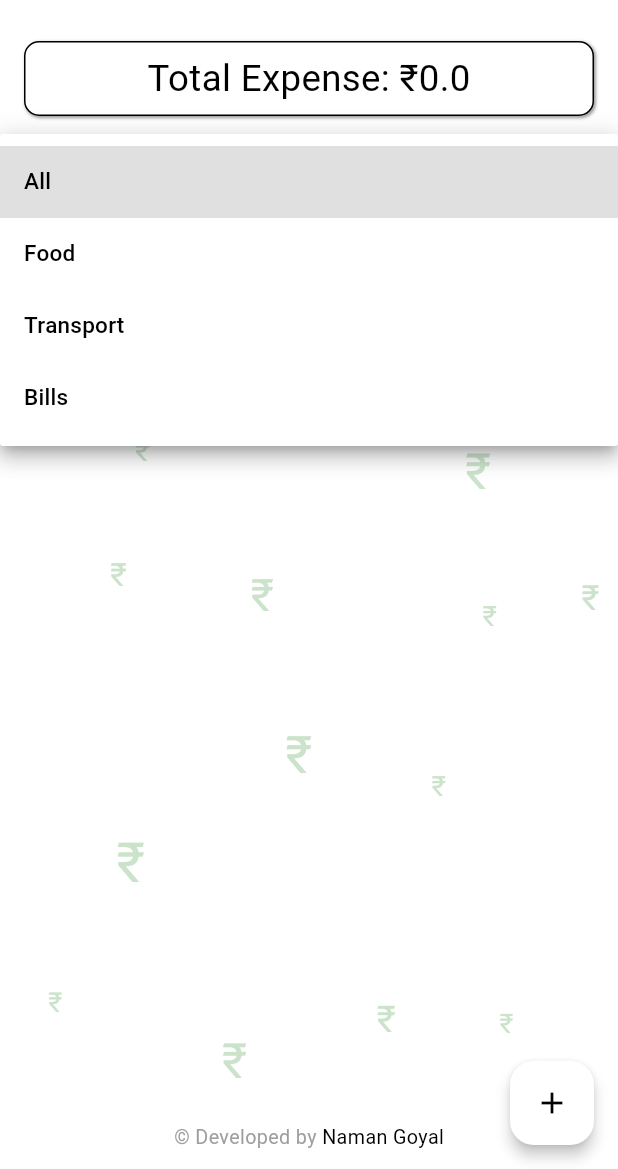
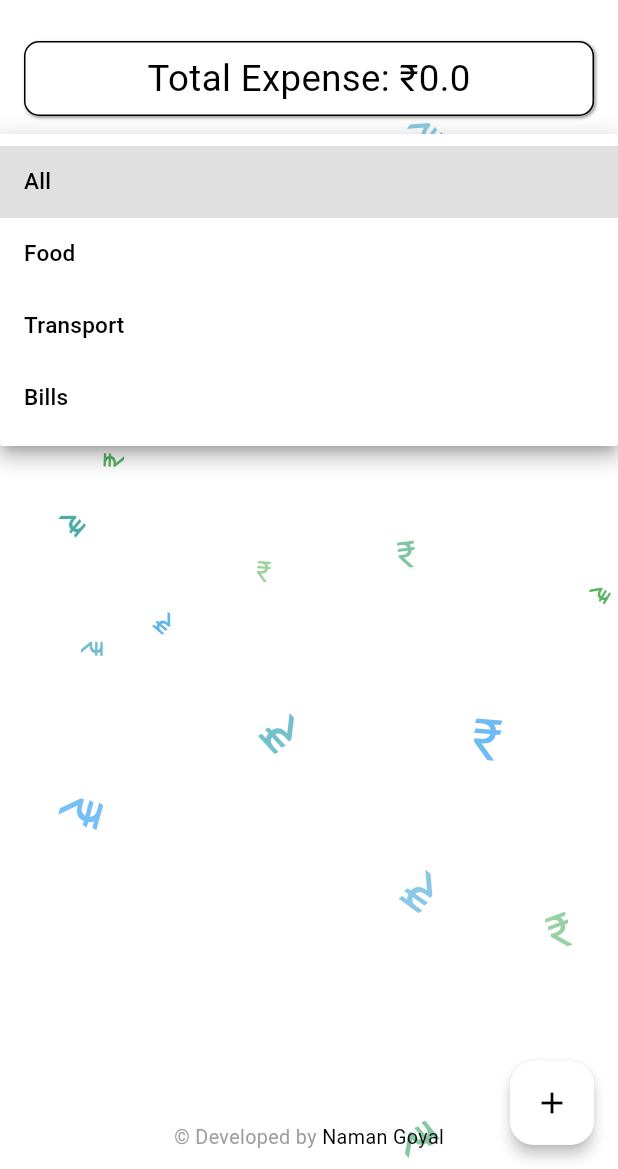
Before and after one commit to NamanGoyalK/e_tracker, a Flutter app: the screen it shows after launch, after a tap on "All", on a phone screen of 412 x 824 dp, the part 67-1236 px from its top. Run offline on Flutter 3.47's test engine with Material 3 defaults, Android fonts, the phone set to English and light mode, and no system bars; our stand-ins replace flutter_bloc, shared_preferences.

Commit message:
Refactor animated background to enhance symbol properties and visual effects

```diff
--- a/lib/features/expense_page/presentation/pages/components/animated_background.dart
+++ b/lib/features/expense_page/presentation/pages/components/animated_background.dart
@@ -14,10 +14,16 @@ class _AnimatedBackgroundState extends State<AnimatedBackground>
   late Ticker _ticker;
   final List<Offset> _symbolOffsets = [];
   final List<double> _symbolSizes = [];
+  final List<double> _symbolSpeeds = [];
+  final List<double> _symbolRotations = [];
+  final List<int> _symbolOpacities = [];
+  final List<double> _symbolScales = [];
   final List<String> _symbols = ['₹'];
   final int _numSymbols = 20;
-  final double _scrollSpeed = 2.0;
   final double _minDistanceFactor = 1.5; // Adjust this to control spacing
+  final List<Color> _symbolColors = [];
+  Duration _lastElapsed = Duration.zero;
+  final int _frameRate = 60; // Target frame rate
 
   @override
   void initState() {
@@ -27,16 +33,21 @@ class _AnimatedBackgroundState extends State<AnimatedBackground>
     for (int i = 0; i < _numSymbols; i++) {
       _symbolOffsets.add(Offset.zero);
       _symbolSizes.add(0.0);
+      _symbolSpeeds.add(0.0);
+      _symbolRotations.add(0.0);
+      _symbolOpacities.add(0);
+      _symbolScales.add(0.0);
+      _symbolColors.add(const Color.fromARGB(111, 135, 190, 135));
     }
   }
 
   @override
   void didChangeDependencies() {
     super.didChangeDependencies();
-    _initializeSymbolPositionsAndSizes();
+    _initializeSymbolProperties();
   }
 
-  void _initializeSymbolPositionsAndSizes() {
+  void _initializeSymbolProperties() {
     final size = MediaQuery.of(context).size;
     final random = Random();
 
@@ -48,6 +59,11 @@ class _AnimatedBackgroundState extends State<AnimatedBackground>
         // Limit attempts to avoid infinite loop
         attempts++;
         _symbolSizes[i] = 16 + random.nextDouble() * 24;
+        _symbolSpeeds[i] = 0.5 + random.nextDouble() * 2.0;
+        _symbolRotations[i] = random.nextDouble() * 360.0;
+        _symbolOpacities[i] = (128 + random.nextDouble() * 128).toInt();
+        _symbolScales[i] = 1.0 + random.nextDouble() * 0.5;
+        _symbolColors[i] = Colors.green.withAlpha(_symbolOpacities[i]);
         final symbolSize = _symbolSizes[i];
         final newOffset = Offset(
           random.nextDouble() * (size.width - symbolSize), // Stay within bounds
@@ -73,6 +89,11 @@ class _AnimatedBackgroundState extends State<AnimatedBackground>
       if (!positionValid) {
         // If after many attempts a valid position isn't found, place it randomly, better than nothing.
         _symbolSizes[i] = 16 + random.nextDouble() * 24;
+        _symbolSpeeds[i] = 0.5 + random.nextDouble() * 2.0;
+        _symbolRotations[i] = random.nextDouble() * 360.0;
+        _symbolOpacities[i] = (128 + random.nextDouble() * 128).toInt();
+        _symbolScales[i] = 1.0 + random.nextDouble() * 0.5;
+        _symbolColors[i] = Colors.green.withAlpha(_symbolOpacities[i]);
         final symbolSize = _symbolSizes[i];
         _symbolOffsets[i] = Offset(
           random.nextDouble() * (size.width - symbolSize),
@@ -90,13 +111,25 @@ class _AnimatedBackgroundState extends State<AnimatedBackground>
   }
 
   void _tick(Duration elapsed) {
+    if (elapsed - _lastElapsed < Duration(milliseconds: 1000 ~/ _frameRate))
+      return; // Limit updates to target frame rate
+    _lastElapsed = elapsed;
+
     setState(() {
       final size = MediaQuery.of(context).size;
+      final time = elapsed.inMilliseconds / 1000.0;
       for (int i = 0; i < _numSymbols; i++) {
         _symbolOffsets[i] = Offset(
           _symbolOffsets[i].dx,
-          (_symbolOffsets[i].dy + _scrollSpeed) % size.height,
+          (_symbolOffsets[i].dy + _symbolSpeeds[i]) % size.height,
         );
+        _symbolRotations[i] += 1.0; // Increase rotation angle
+        _symbolScales[i] = 1.0 + sin(time + i) * 0.1; // Oscillation effect
+        _symbolColors[i] = Color.lerp(
+          Colors.green,
+          Theme.of(context).colorScheme.primary,
+          (sin(time + i) + 1) / 2,
+        )!; // Color transition
       }
     });
   }
@@ -104,7 +137,8 @@ class _AnimatedBackgroundState extends State<AnimatedBackground>
   @override
   Widget build(BuildContext context) {
     return CustomPaint(
-      painter: _BackgroundPainter(_symbolOffsets, _symbols, _symbolSizes),
+      painter: _BackgroundPainter(_symbolOffsets, _symbols, _symbolSizes,
+          _symbolRotations, _symbolOpacities, _symbolScales, _symbolColors),
     );
   }
 }
@@ -113,8 +147,20 @@ class _BackgroundPainter extends CustomPainter {
   final List<Offset> symbolOffsets;
   final List<String> symbols;
   final List<double> symbolSizes;
+  final List<double> symbolRotations;
+  final List<int> symbolOpacities;
+  final List<double> symbolScales;
+  final List<Color> symbolColors;
 
-  _BackgroundPainter(this.symbolOffsets, this.symbols, this.symbolSizes);
+  _BackgroundPainter(
+    this.symbolOffsets,
+    this.symbols,
+    this.symbolSizes,
+    this.symbolRotations,
+    this.symbolOpacities,
+    this.symbolScales,
+    this.symbolColors,
+  );
 
   @override
   void paint(Canvas canvas, Size size) {
@@ -125,17 +171,28 @@ class _BackgroundPainter extends CustomPainter {
 
     for (int i = 0; i < symbolOffsets.length; i++) {
       final symbol = symbols[Random().nextInt(symbols.length)];
-      final fontSize = symbolSizes[i];
+      final fontSize = symbolSizes[i] * symbolScales[i];
+      final opacity = symbolOpacities[i];
+      final color = symbolColors[i];
       final textSpan = TextSpan(
         text: symbol,
         style: TextStyle(
           fontSize: fontSize,
-          color: const Color.fromARGB(111, 135, 190, 135),
+          color: color.withAlpha(opacity),
         ),
       );
       textPainter.text = textSpan;
       textPainter.layout();
+
+      canvas.save();
+      canvas.translate(symbolOffsets[i].dx + fontSize / 2,
+          symbolOffsets[i].dy + fontSize / 2);
+      canvas.rotate(symbolRotations[i] * pi / 180);
+      canvas.translate(-(symbolOffsets[i].dx + fontSize / 2),
+          -(symbolOffsets[i].dy + fontSize / 2));
+
       textPainter.paint(canvas, symbolOffsets[i]);
+      canvas.restore();
     }
   }
 
```
Also changed, not shown: image/README/1739511973697.png (deleted), image/README/1739514698004.png (added), image/README/1739514716658.png (added), 1 other file.
